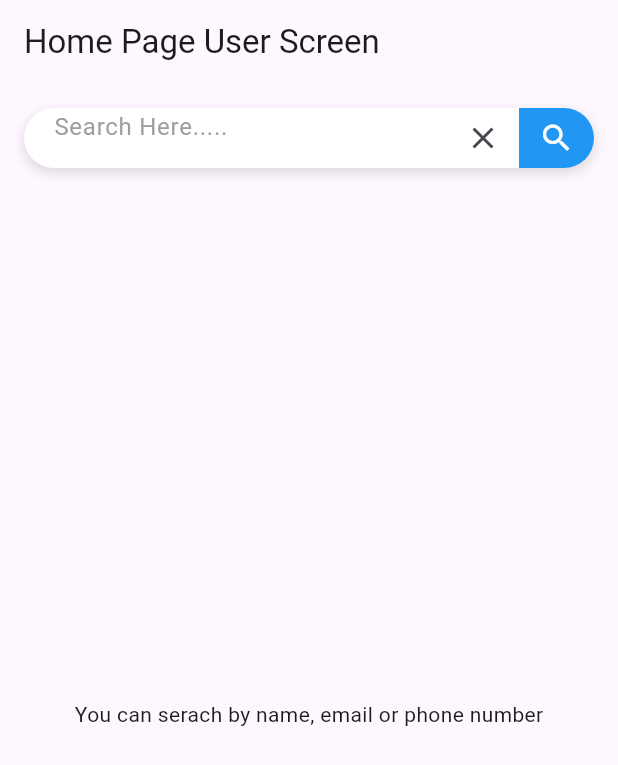
After one commit to PanMyintMo/Scamming, a Flutter app: the screen it shows once a user with an empty profile is signed in, after a tap on the "search" icon, on a phone screen of 412 x 824 dp. The commit adds this screen. Shown: the top 765 px of the screen. Run offline on Flutter 3.47's test engine with Material 3 defaults, Android fonts, the phone set to English and light mode, and no system bars; our stand-ins replace cloud_firestore, firebase_auth, firebase_core, flutter_modular, intl_phone_field, logger and 1 more; accounts and stored records are empty; Roboto replaces fonts that are missing (Gilroy).

Commit message:
home page

```diff
--- a/lib/firebase_services/fire_store.dart
+++ b/lib/firebase_services/fire_store.dart
@@ -1,27 +1,29 @@
 import 'package:cloud_firestore/cloud_firestore.dart';
+import 'package:student_registration/util/applogger.dart';
 
 class AuthStore {
-  final FirebaseFirestore _firestore = FirebaseFirestore.instance;
+  static final FirebaseFirestore _firestore = FirebaseFirestore.instance;
 
 //to add user to firestore
-  Future<void> addUserToFirestore({
+  static Future<void> addUserToFirestore({
     required String userId,
     required String name,
     required String email,
     required String phonenumber,
+    required String role,
   }) async {
     try {
       await _firestore.collection('users').doc(userId).set({
         'name': name,
         'email': email,
-        'phonenumber':phonenumber
+        'phonenumber': phonenumber,
+        'role': role
       });
 
-      // logger.e("Register success");
-      //print("Successful user adding to firestore.");
+      logger.e("uccessful user adding to firestore.");
     } catch (error) {
-      // logger.e("Register fail $error");
-      //print('Error adding user data to Firestore: $error');
+      logger.e("Error adding user data to Firestore: $error");
+
       rethrow;
     }
   }
--- a/lib/firebase_services/firebase_auth.dart
+++ b/lib/firebase_services/firebase_auth.dart
@@ -1,16 +1,17 @@
 import 'package:firebase_auth/firebase_auth.dart';
 import 'package:cloud_firestore/cloud_firestore.dart';
 import 'package:student_registration/firebase_services/fire_store.dart';
+import 'package:student_registration/module/usermodel.dart';
 import 'package:student_registration/util/applogger.dart';
 
 class Auth {
- static final FirebaseAuth _firebaseAuth = FirebaseAuth.instance;
+  static final FirebaseAuth _firebaseAuth = FirebaseAuth.instance;
 
- static User? get currenUser => _firebaseAuth.currentUser;
+  static User? get currenUser => _firebaseAuth.currentUser;
 
-  Stream<User?> get authStageChanges => _firebaseAuth.authStateChanges();
+  static Stream<User?> get authStageChanges => _firebaseAuth.authStateChanges();
 
- static Future<void> signInWithEmailAndPassword(
+  static Future<void> signInWithEmailAndPassword(
       {required String email, required String password}) async {
     try {
       await _firebaseAuth.signInWithEmailAndPassword(
@@ -20,11 +21,12 @@ class Auth {
     }
   }
 
- static Future<void> createUserWithEmailAndPassword({
+  static Future<void> createUserWithEmailAndPassword({
     required String email,
     required String password,
     required String phonenumber,
     required String name,
+    required String role,
   }) async {
     try {
       await _firebaseAuth.createUserWithEmailAndPassword(
@@ -33,11 +35,12 @@ class Auth {
       );
 
       if (currenUser != null) {
-        AuthStore().addUserToFirestore(
+        AuthStore.addUserToFirestore(
             userId: currenUser!.uid,
             name: name,
             email: email,
-            phonenumber: phonenumber);
+            phonenumber: phonenumber,
+            role: role);
       }
     } catch (error) {
       logger.e("Sign up error $error");
@@ -45,22 +48,38 @@ class Auth {
     }
   }
 
-  Future<String> getUserName() async {
+  // static Future<String> getUserName() async {
+  //   try {
+  //     final CollectionReference users =
+  //         FirebaseFirestore.instance.collection('users');
+
+  //     final String uid = _firebaseAuth.currentUser!.uid;
+
+  //     final result = await users.doc(uid).get();
+
+  //     final Map<String, dynamic>? data = result.data() as Map<String, dynamic>?;
+
+  //     if (data != null && data.containsKey('name')) {
+  //       return data['name'].toString();
+  //     } else {
+  //       throw Exception("Display name not found in Firestore data");
+  //     }
+  //   } catch (error) {
+  //     rethrow;
+  //   }
+  // }
+
+  static Future<List<UserModel>> fetchAllUserData() async {
     try {
       final CollectionReference users =
           FirebaseFirestore.instance.collection('users');
 
-      final String uid = _firebaseAuth.currentUser!.uid;
+      final QuerySnapshot result = await users.get();
+      final List<DocumentSnapshot> documents = result.docs;
 
-      final result = await users.doc(uid).get();
-
-      final Map<String, dynamic>? data = result.data() as Map<String, dynamic>?;
-
-      if (data != null && data.containsKey('name')) {
-        return data['name'].toString();
-      } else {
-        throw Exception("Display name not found in Firestore data");
-      }
+      return documents.map((doc) {
+        return UserModel.fromMap(doc.data() as Map<String, dynamic>);
+      }).toList();
     } catch (error) {
       rethrow;
     }
--- /dev/null
+++ b/lib/local_db/sharepreferences.dart
@@ -0,0 +1,13 @@
+import 'package:shared_preferences/shared_preferences.dart';
+
+class SharepreferencesUserData {
+  static setRole(String role) async {
+    final prefs = await SharedPreferences.getInstance();
+    prefs.setString("ROLE", role);
+  }
+
+  static Future<String?> getRole() async {
+    final prefs = await SharedPreferences.getInstance();
+    return prefs.getString("ROLE");
+  }
+}
--- /dev/null
+++ b/lib/module/home/home_module.dart
@@ -0,0 +1,11 @@
+import 'package:flutter_modular/flutter_modular.dart';
+import 'package:student_registration/routes/home/home_route.dart';
+import 'package:student_registration/screens/home/homescreen.dart';
+
+class HomeModule extends Module {
+  @override
+  List<ModularRoute> get routes => [
+        ChildRoute(HomeRoutes.homepage,
+            child: (context, args) => const HomePageScreen())
+      ];
+}
--- /dev/null
+++ b/lib/module/usermodel.dart
@@ -0,0 +1,20 @@
+class UserModel {
+  final String name;
+  final String email;
+  final String phonenumber;
+
+  UserModel({
+    required this.name,
+    required this.email,
+    required this.phonenumber,
+  });
+
+  // Factory method to create a UserModel from a map
+  factory UserModel.fromMap(Map<String, dynamic> data) {
+    return UserModel(
+      name: data['name'] ?? '',
+      email: data['email'] ?? '',
+      phonenumber: data['phonenumber'] ?? '',
+    );
+  }
+}
--- a/lib/routes/app_routers/scammer_router.dart
+++ b/lib/routes/app_routers/scammer_router.dart
@@ -2,6 +2,7 @@ import 'package:flutter/material.dart';
 import 'package:flutter_modular/flutter_modular.dart';
 import 'package:logger/logger.dart';
 import 'package:student_registration/module/auth/auth_module.dart';
+import 'package:student_registration/module/home/home_module.dart';
 import 'package:student_registration/routes/scammer_route.dart';
 
 class ScammerRouter {
@@ -40,8 +41,13 @@ class ScammerRouter {
   }) {
     String tempRoute = "";
     switch (M) {
-      case AuthModule _:
+      case AuthModule:
         tempRoute = ScamRoute.register;
+        break;
+
+      case HomeModule:
+        tempRoute = ScamRoute.home;
+
         break;
     }
 
--- a/lib/routes/auth_routes/authroute.dart
+++ b/lib/routes/auth_routes/authroute.dart
@@ -1,5 +1,5 @@
 class AuthRoutes {
   static const String root = "/";
   static const String login = "/login";
-  static const String register = "/register";
+ // static const String register = "/register";
 }
--- /dev/null
+++ b/lib/routes/home/home_route.dart
@@ -0,0 +1,3 @@
+class HomeRoutes {
+  static const String homepage = "/";
+}
--- a/lib/routes/scammer_route.dart
+++ b/lib/routes/scammer_route.dart
@@ -1,4 +1,5 @@
 class ScamRoute {
   static const String root = "/";
   static const String register = "/register";
+  static const String home="/home";
 }
--- a/lib/scammer_module.dart
+++ b/lib/scammer_module.dart
@@ -1,6 +1,8 @@
 import 'package:flutter_modular/flutter_modular.dart';
 import 'package:student_registration/module/auth/auth_module.dart';
+import 'package:student_registration/module/home/home_module.dart';
 import 'package:student_registration/routes/scammer_route.dart';
+
 import 'package:student_registration/splash_screen.dart';
 class ScammerModule extends Module {
   @override
@@ -11,6 +13,7 @@ class ScammerModule extends Module {
         ChildRoute(ScamRoute.root,
             child: (context, args) => const SplashScreen()),
         ModuleRoute(ScamRoute.register, module: AuthModule()),
+        ModuleRoute(ScamRoute.home,module: HomeModule()),
 
       ];
 }
--- a/lib/screens/auth/registerscreen.dart
+++ b/lib/screens/auth/registerscreen.dart
@@ -1,6 +1,9 @@
 import 'package:flutter/material.dart';
 import 'package:intl_phone_field/intl_phone_field.dart';
 import 'package:student_registration/firebase_services/firebase_auth.dart';
+import 'package:student_registration/module/home/home_module.dart';
+import 'package:student_registration/routes/app_routers/scammer_router.dart';
+import 'package:student_registration/routes/home/home_route.dart';
 import 'package:student_registration/util/app_button/app_button_style.dart';
 import 'package:student_registration/util/app_color.dart';
 import 'package:student_registration/util/auth_decor/app_textfield.dart';
@@ -97,11 +100,14 @@ class _RegisterScreenState extends State<RegisterScreen> {
                   _formKey.currentState?.validate();
 
                   await Auth.createUserWithEmailAndPassword(
-                      email: emailController.text.trim().toString(),
-                      password: passwordController.text.trim().toString(),
-                      name: nameController.text.trim().toString(),
-                      phonenumber: phoneNumber ??
-                          phoneNumberController.text.trim().toString());
+                          email: emailController.text.trim().toString(),
+                          password: passwordController.text.trim().toString(),
+                          name: nameController.text.trim().toString(),
+                          phonenumber: phoneNumber ??
+                              phoneNumberController.text.trim().toString(),
+                          role: 'user')
+                      .then((_) => ScammerRouter.changeRoute<HomeModule>(
+                        HomeRoutes.homepage));
                 }),
               ],
             ),
--- /dev/null
+++ b/lib/screens/home/homescreen.dart
@@ -0,0 +1,97 @@
+import 'package:flutter/material.dart';
+import 'package:student_registration/firebase_services/firebase_auth.dart';
+import 'package:student_registration/module/usermodel.dart';
+import 'package:student_registration/util/applogger.dart';
+import 'package:student_registration/util/search.dart';
+
+class HomePageScreen extends StatefulWidget {
+  const HomePageScreen({super.key});
+
+  @override
+  State<HomePageScreen> createState() => _HomePageScreenState();
+}
+
+class _HomePageScreenState extends State<HomePageScreen> {
+  List<UserModel>? allUsers;
+  List<UserModel>? filteredUsers;
+  bool isHasUser = false;
+
+  @override
+  void initState() {
+    super.initState();
+    retrieveUsersFromFirestore();
+  }
+
+  Future<void> retrieveUsersFromFirestore() async {
+    List<UserModel> users = await Auth.fetchAllUserData();
+
+    logger.d("Users are ${users.map((user) => user.name)}");
+    setState(() {
+      allUsers = users;
+      filteredUsers = users;
+    });
+  }
+
+  String normalizePhoneNumber(String phoneNumber) {
+    String normalized = phoneNumber.replaceAll(RegExp(r'\D'), '');
+    normalized = normalized.replaceFirst(RegExp(r'^\+'), '');
+    return normalized;
+  }
+
+  void handleSearch(String query) {
+    if (query.isEmpty) {
+      setState(() {
+        filteredUsers = allUsers;
+         isHasUser = false;
+      });
+      return;
+    }
+
+    String normalizedQuery = query.toLowerCase();
+
+    List<UserModel> filteredList = allUsers!.where((user) {
+      String normalizedPhoneNumber = normalizePhoneNumber(user.phonenumber);
+      return user.name.toLowerCase().contains(normalizedQuery) ||
+          user.email.toLowerCase().contains(normalizedQuery) ||
+          normalizedPhoneNumber.contains(normalizedQuery);
+    }).toList();
+
+    setState(() {
+      filteredUsers = filteredList;
+
+       isHasUser = filteredUsers!.isNotEmpty;
+    });
+  }
+
+  @override
+  Widget build(BuildContext context) {
+    return Scaffold(
+      appBar: AppBar(
+        automaticallyImplyLeading: false,
+        title: const Text('Home Page User Screen'),
+      ),
+      body: Column(
+        children: [
+          CustomSearchBar(onSearch: handleSearch),
+          Expanded(
+              child: isHasUser
+                  ? ListView.builder(
+                      itemCount: filteredUsers?.length ?? 0,
+                      itemBuilder: (context, index) {
+                        UserModel user = filteredUsers![index];
+                        return ListTile(
+                          title: Text(user.name),
+                          subtitle: Text(user.email),
+                          trailing: Text(user.phonenumber),
+                        );
+                      },
+                    )
+                  : const Center(
+                      child:
+                          Text("You can serach by name, email or phone number"),
+                    )),
+        ],
+      ),
+    );
+  }
+}
--- a/lib/splash_screen.dart
+++ b/lib/splash_screen.dart
@@ -1,8 +1,12 @@
 import 'package:flutter/material.dart';
+import 'package:student_registration/firebase_services/firebase_auth.dart';
 import 'package:student_registration/module/auth/auth_module.dart';
+import 'package:student_registration/module/home/home_module.dart';
 import 'package:student_registration/routes/app_routers/scammer_router.dart';
 import 'package:student_registration/routes/auth_routes/authroute.dart';
+import 'package:student_registration/routes/home/home_route.dart';
 import 'package:student_registration/util/app_color.dart';
+import 'package:student_registration/util/applogger.dart';
 
 class SplashScreen extends StatefulWidget {
   const SplashScreen({super.key});
@@ -16,17 +20,18 @@ class _SplashScreenState extends State<SplashScreen> {
   void initState() {
     super.initState();
 
-      Future.delayed(const Duration(seconds: 2), () {
-
-        ScammerRouter.changeRoute<AuthModule>(AuthRoutes.register);
-        // Auth().authStageChanges.listen((snapShot) {
-        //   if (snapShot != null && snapShot.email != null) {
-        //     AppRouter.changeRoute<AdminModule>(AppRoutes.root, context: context, isReplaceAll: true,);
-        //   } else {
-        //     AppRouter.changeRoute<AuthModule>(AppRoutes.login, context: context);
-        //   }
-        // });
+    Future.delayed(const Duration(seconds: 2), () {
+      Auth.authStageChanges.listen((snapShot) {
+        if (snapShot != null && snapShot.email != null) {
+          logger.d("${snapShot.email}");
+          ScammerRouter.changeRoute<HomeModule>(
+            HomeRoutes.homepage,
+          );
+        } else {
+          ScammerRouter.changeRoute<AuthModule>(AuthRoutes.root);
+        }
       });
+    });
   }
 
   @override
--- /dev/null
+++ b/lib/util/search.dart
@@ -0,0 +1,93 @@
+import 'package:flutter/material.dart';
+
+class CustomSearchBar extends StatefulWidget {
+  final Function(String) onSearch;
+
+  const CustomSearchBar({super.key, required this.onSearch});
+
+  @override
+  CustomSearchBarState createState() => CustomSearchBarState();
+}
+
+class CustomSearchBarState extends State<CustomSearchBar> {
+  late TextEditingController searchController;
+
+  @override
+  void initState() {
+    super.initState();
+    searchController = TextEditingController();
+  }
+
+  @override
+  void dispose() {
+    searchController.dispose();
+    super.dispose();
+  }
+
+  @override
+  Widget build(BuildContext context) {
+    return Padding(
+      padding: const EdgeInsets.all(16.0),
+      child: Container(
+        height: 40,
+        decoration: BoxDecoration(
+          color: Colors.white,
+          borderRadius: BorderRadius.circular(20.0),
+          boxShadow: [
+            BoxShadow(
+              color: Colors.grey.withOpacity(0.3),
+              spreadRadius: 1,
+              blurRadius: 5,
+              offset: const Offset(0, 3),
+            ),
+          ],
+        ),
+        child: Row(
+          children: [
+            Expanded(
+              child: TextField(
+                controller: searchController,
+                decoration: InputDecoration(
+                  hintText: 'Search Here.....',
+                  hintStyle: const TextStyle(color: Colors.grey),
+                  border: InputBorder.none,
+                  contentPadding: const EdgeInsets.symmetric(
+                    horizontal: 20,
+                    vertical: 15,
+                  ),
+                  suffixIcon: IconButton(
+                    icon: const Icon(Icons.clear),
+                    onPressed: () {
+                      searchController.clear();
+                      widget.onSearch('');
+                    },
+                  ),
+                ),
+                onChanged: (value) {
+                  widget.onSearch(value);
+                },
+              ),
+            ),
+            Container(
+              height: 40,
+              width: 50,
+              decoration: const BoxDecoration(
+                color: Colors.blue,
+                borderRadius: BorderRadius.only(
+                  topRight: Radius.circular(25.0),
+                  bottomRight: Radius.circular(25.0),
+                ),
+              ),
+              child: IconButton(
+                icon: const Icon(Icons.search, color: Colors.white),
+                onPressed: () {
+                  widget.onSearch(searchController.text);
+                },
+              ),
+            ),
+          ],
+        ),
+      ),
+    );
+  }
+}
```
Also changed, not shown: pubspec.lock, 1 other file.
